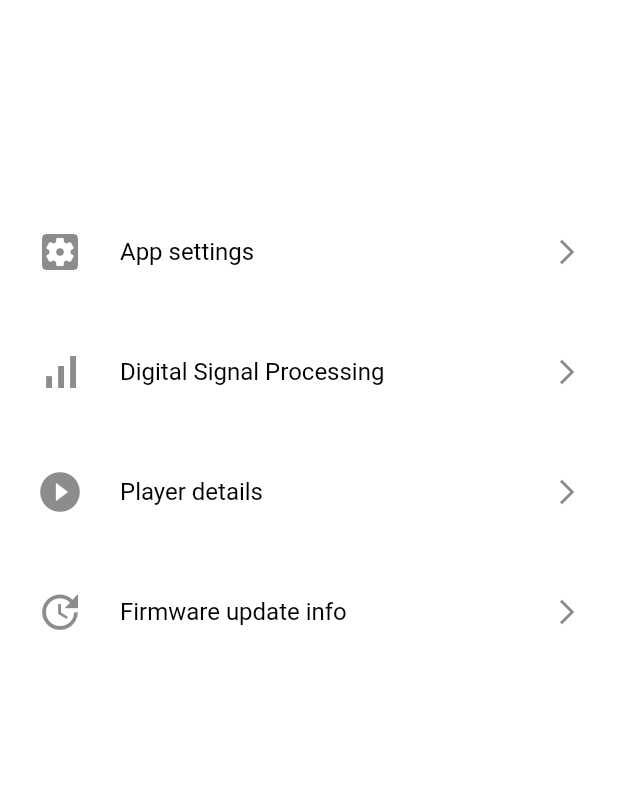
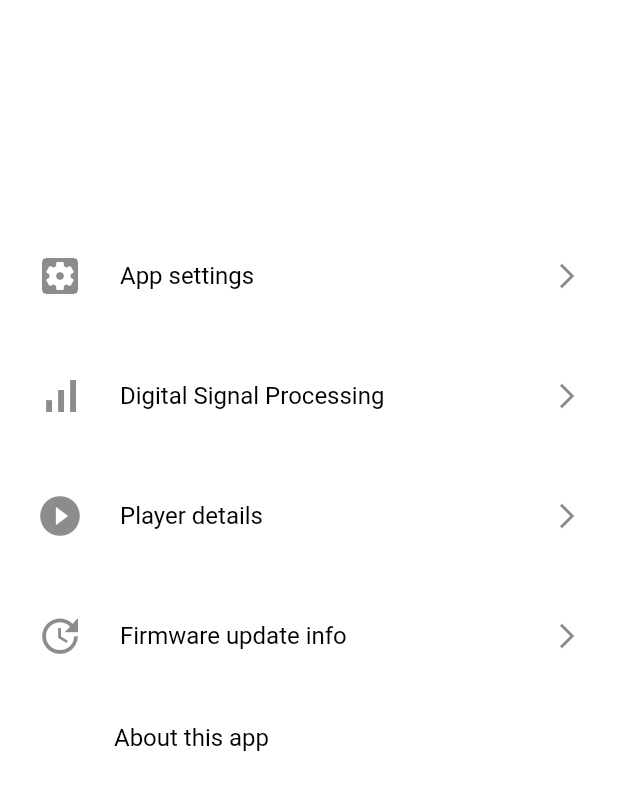
Before and after one commit to pirminj/ls50w2, a Flutter app: the screen it shows after launch, on a phone screen of 412 x 824 dp. Shown: the top 790 px of the screen. Run offline on Flutter 3.47's test engine with Material 2 defaults, Android fonts, the phone set to English and light mode, and no system bars; our stand-ins replace flutter_hooks, freezed_annotation, google_fonts, hooks_riverpod, riverpod, shared_preferences; missing offline and left inert: kef_ls50w2_client; accounts and stored records are empty.

Commit message:
Improve desktop layout

```diff
--- a/lib/dsp/equalizer_profile_notifier.dart
+++ b/lib/dsp/equalizer_profile_notifier.dart
@@ -53,6 +53,7 @@ class EQProfileNotifier extends StateNotifier<EqualizerProfile> {
     if (profile == null) {
       throw StateError('EQ Profile $name not found');
     }
+    settings.selectEqProfile(name);
     _applyProfile(profile);
     state = profile;
   }
--- a/lib/main.dart
+++ b/lib/main.dart
@@ -18,6 +18,7 @@ void main() async {
   WidgetsFlutterBinding.ensureInitialized();
 
   final preferences = await SharedPreferences.getInstance();
+
   runApp(
     ProviderScope(
       observers: [Logger()],
@@ -31,13 +32,6 @@ void main() async {
   );
 }
 
-class Logger extends ProviderObserver {
-  @override
-  void didUpdateProvider(ProviderBase provider, Object? newValue) {
-    print("${provider.name ?? provider.runtimeType}: $newValue");
-  }
-}
-
 class App extends HookWidget {
   const App({
     Key? key,
@@ -46,17 +40,59 @@ class App extends HookWidget {
   @override
   Widget build(BuildContext context) {
     return MaterialApp(
+      scrollBehavior: ScrollBehavior().copyWith(scrollbars: false),
       debugShowCheckedModeBanner: false,
       theme: useProvider(themeProvider),
       home: Scaffold(
-        body: Body(),
+        body: Layouter(),
       ),
     );
   }
 }
 
-class Body extends StatelessWidget {
-  const Body({
+class Layouter extends HookWidget {
+  const Layouter({
+    Key? key,
+  }) : super(key: key);
+
+  @override
+  Widget build(BuildContext context) {
+    final details = useProvider(detailsProvider).state;
+    final showDetail = details != null;
+    return useProvider(detailsProvider).state != null
+        ? Row(
+            children: [
+              Flexible(
+                flex: showDetail ? 3 : 1,
+                child: Main(),
+              ),
+              Flexible(
+                flex: 5,
+                child: details!.builder(context),
+              ),
+            ],
+          )
+        : Main();
+  }
+}
+
+extension on Details {
+  WidgetBuilder get builder {
+    switch (this) {
+      case Details.appSettings:
+        return (context) => SettingsPage();
+      case Details.dsp:
+        return (context) => DSPPage();
+      case Details.player:
+        return (context) => PlayerDataPage();
+      case Details.firmware:
+        return (context) => FirmwareUpdatePage();
+    }
+  }
+}
+
+class Main extends StatelessWidget {
+  const Main({
     Key? key,
   }) : super(key: key);
 
@@ -77,28 +113,45 @@ class Body extends StatelessWidget {
               padding: const EdgeInsets.symmetric(vertical: 16),
               child: TurnOnOffButton(),
             ),
-            SourceSelection(),
+            Padding(
+              padding: const EdgeInsets.all(8.0),
+              child: SourceSelection(),
+            ),
             SizedBox(height: 32),
-            StartPageListTile(
+            MainPageListTile(
+              detail: Details.appSettings,
               label: 'App settings',
               leadingIcon: Icons.settings_applications,
-              builder: (context) => SettingsPage(),
             ),
-            StartPageListTile(
+            MainPageListTile(
+              detail: Details.dsp,
               label: 'Digital Signal Processing',
               leadingIcon: Icons.signal_cellular_alt,
-              builder: (context) => DSPPage(),
               maxWidth: 1200,
             ),
-            StartPageListTile(
+            MainPageListTile(
+              detail: Details.player,
               label: 'Player details',
               leadingIcon: Icons.play_circle_fill,
-              builder: (context) => PlayerDataPage(),
             ),
-            StartPageListTile(
+            MainPageListTile(
+              detail: Details.firmware,
               label: 'Firmware update info',
               leadingIcon: Icons.update,
-              builder: (context) => FirmwareUpdatePage(),
+            ),
+            LimitedWidthContainer(
+              child: AboutListTile(
+                child: Padding(
+                  padding: const EdgeInsets.symmetric(
+                    vertical: 12,
+                    horizontal: 60,
+                  ),
+                  child: Text('About this app'),
+                ),
+                applicationName: 'LS50W2 control (unofficial)',
+                applicationVersion: '0.1',
+                dense: false,
+              ),
             ),
           ],
         ),
@@ -107,18 +160,18 @@ class Body extends StatelessWidget {
   }
 }
 
-class StartPageListTile extends StatelessWidget {
-  const StartPageListTile({
+class MainPageListTile extends HookWidget {
+  const MainPageListTile({
     Key? key,
     required this.label,
     required this.leadingIcon,
-    required this.builder,
+    required this.detail,
     this.maxWidth = 800,
   }) : super(key: key);
 
   final String label;
   final IconData leadingIcon;
-  final WidgetBuilder builder;
+  final Details detail;
   final double maxWidth;
 
   final contentPadding = const EdgeInsets.symmetric(
@@ -129,42 +182,26 @@ class StartPageListTile extends StatelessWidget {
   @override
   Widget build(BuildContext context) {
     final trailingIcon = Icon(Icons.arrow_forward_ios, size: 20);
+    final isLargeScreen = MediaQuery.of(context).size.width > 1000;
+
     return LimitedWidthContainer(
-      child: LayoutBuilder(
-        builder: (context, constraints) {
-          final bool isLarge = constraints.maxWidth >= 900;
-          final providerOverrides = [
-            isLargeScreenProvider.overrideWithValue(isLarge)
-          ];
-          return ListTile(
+      child: ListTile(
         title: Text(label),
         leading: Icon(leadingIcon, size: 32),
         contentPadding: contentPadding,
-            trailing: isLarge ? null : trailingIcon,
-            onTap: isLarge
-                ? () => showDialog(
-                      context: context,
+        trailing: isLargeScreen ? null : trailingIcon,
+        onTap: isLargeScreen
+            ? () => context.read(detailsProvider).state = detail
+            : () => Navigator.of(context).push(
+                  CupertinoPageRoute(
                     builder: (context) => ProviderScope(
-                        overrides: providerOverrides,
-                        child: LimitedWidthContainer(
-                          maxWidth: maxWidth,
-                          child: Dialog(
-                            clipBehavior: Clip.antiAlias,
-                            child: builder(context),
+                      overrides: [
+                        isLargeScreenProvider.overrideWithValue(false)
+                      ],
+                      child: detail.builder(context),
                     ),
                   ),
                 ),
-                    )
-                : () => Navigator.of(context).push(
-                      CupertinoPageRoute(
-                        builder: (context) => ProviderScope(
-                          overrides: providerOverrides,
-                          child: builder(context),
-                        ),
-                      ),
-                    ),
-          );
-        },
       ),
     );
   }
--- a/lib/providers.dart
+++ b/lib/providers.dart
@@ -17,5 +17,21 @@ final firmwareUpdateProvider = FutureProvider<Map<String, Object?>>((ref) {
 });
 
 final isLargeScreenProvider = ScopedProvider<bool>(
-  (_) => throw UnimplementedError('Provider not overridden'),
+  (_) => true,
 );
+
+enum Details {
+  appSettings,
+  dsp,
+  player,
+  firmware,
+}
+
+final detailsProvider = StateProvider<Details?>((_) => null);
+
+class Logger extends ProviderObserver {
+  @override
+  void didUpdateProvider(ProviderBase provider, Object? newValue) {
+    print("${provider.name ?? provider.runtimeType}: $newValue");
+  }
+}
--- a/lib/settings/settings_notifier.dart
+++ b/lib/settings/settings_notifier.dart
@@ -85,6 +85,7 @@ class Settings extends StateNotifier<SettingsModel> {
 
   void selectEqProfile(String profileName) {
     state = state.copyWith(selectedEqProfile: profileName);
+    _saveSettings();
   }
 
   void addEqProfile(String name, EqualizerProfile profile) {
@@ -142,6 +143,7 @@ class Settings extends StateNotifier<SettingsModel> {
   void resetSettings() {
     if (_sharedPreferences.containsKey('settings'))
       _sharedPreferences.remove('settings');
+    _sharedPreferences.clear();
     state = defaultSettings();
   }
 }
--- a/lib/speaker/source_selection.dart
+++ b/lib/speaker/source_selection.dart
@@ -88,6 +88,9 @@ class SourceSelectButton extends HookWidget {
                     ..showSnackBar(
                       SnackBar(
                         content: Text('Switched to EQ Profile $name'),
+                        padding: const EdgeInsets.symmetric(horizontal: 42),
+                        width: 800,
+                        behavior: SnackBarBehavior.floating,
                       ),
                     );
                 }
--- a/lib/theme/theme.dart
+++ b/lib/theme/theme.dart
@@ -71,6 +71,12 @@ ThemeData constructThemeFromColors(ColorSet colorSet) {
       primaryColorLight: colorSet.secondaryLightColor,
       valueIndicatorTextStyle: TextStyle(),
     ),
+    snackBarTheme: SnackBarThemeData(
+      behavior: SnackBarBehavior.floating,
+      shape: StadiumBorder(
+        side: BorderSide(),
+      ),
+    ),
   );
 }
 
```
Also changed, not shown: lib/common_widgets/details_page.dart (added, +36 -0 lines), lib/common_widgets/json_text_page.dart (+11 -32 lines), lib/dsp/ui/dsp_ui.dart (+9 -23 lines), lib/settings/settings_ui.dart (+34 -15 lines). Lines whose indentation alone changed are shown as unchanged.
